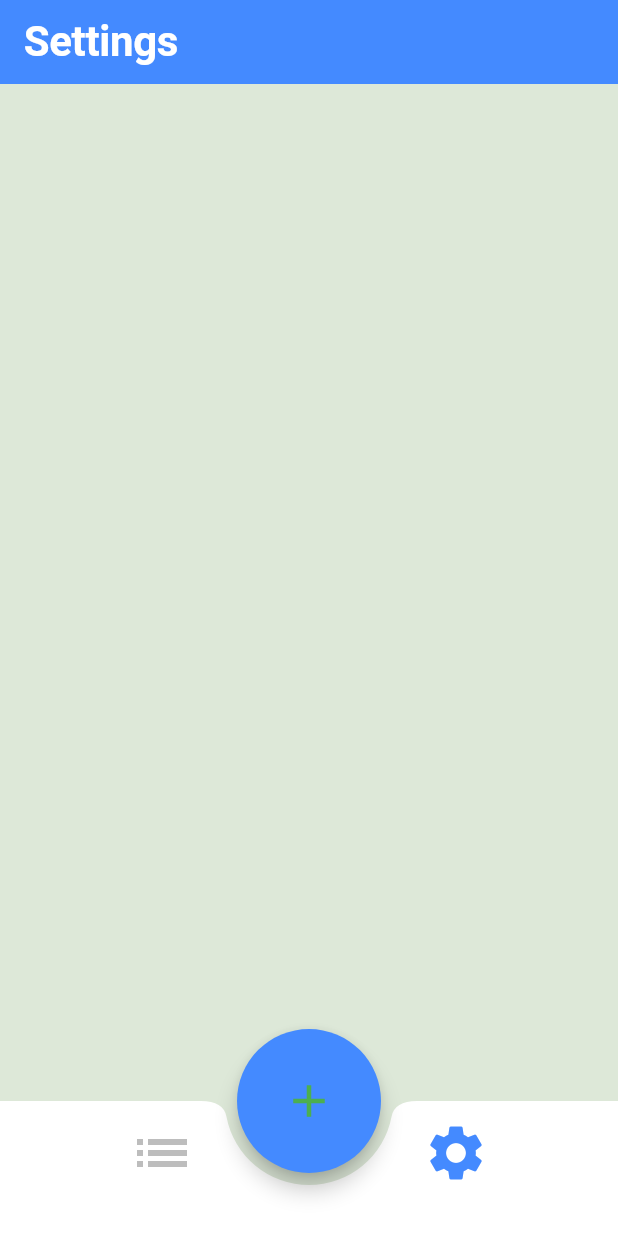
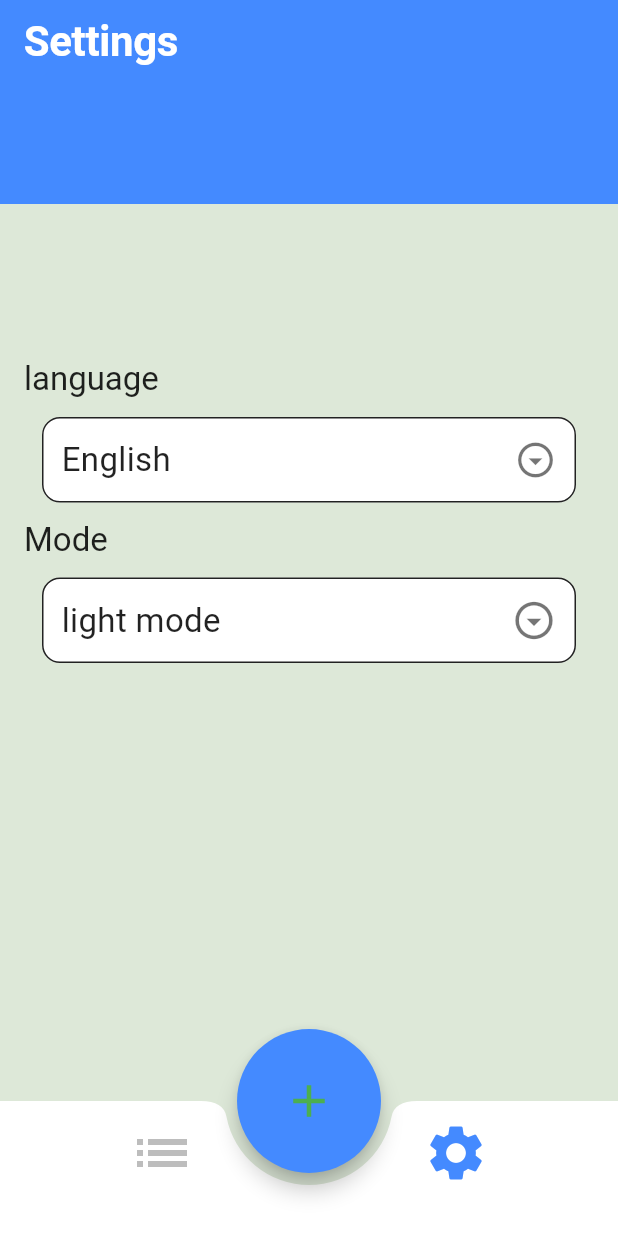
Before and after one commit to YoussefMohamed7557/Todo_list_flutter, a Flutter app: the screen it shows after launch, item 2 of the bottom bar chosen, on a phone screen of 412 x 824 dp. Run offline on Flutter 3.47's test engine with Material 3 defaults, Android fonts, the phone set to English and light mode, and no system bars; our stand-ins replace cloud_firestore, firebase_core, flutter_slidable; missing offline and left inert: flutter_timeline_calendar; accounts and stored records are empty.

Commit message:
finish the design of settings tap

```diff
--- a/lib/UI/settings.dart
+++ b/lib/UI/settings.dart
@@ -5,6 +5,56 @@ class Settings extends StatelessWidget {
 
   @override
   Widget build(BuildContext context) {
-    return Container(color: Colors.transparent,);
+    return Column(
+      children: [
+        Container(height: 80,color: Theme.of(context).primaryColor,),
+        Spacer(),
+        Padding(padding: EdgeInsets.all(16.0),
+        child:Column(
+          crossAxisAlignment: CrossAxisAlignment.stretch,
+          mainAxisAlignment: MainAxisAlignment.center,
+          children: [
+            Text("language",style: Theme.of(context).textTheme.displayMedium?.copyWith(color:Colors.black87),),
+            InkWell(
+              onTap: (){
+                //showLanguageBottomSheet();
+              },
+              child: Container(
+                child: Row(
+                  mainAxisAlignment: MainAxisAlignment.spaceBetween,
+                  children: [
+                    Text("English", style: TextStyle(fontSize: 22,fontWeight: FontWeight.w400,color:Colors.black87),),
+                    Icon(Icons.arrow_drop_down_circle_outlined,size: 28,color: Colors.black54,)
+                  ],
+                ),
+
+                margin: EdgeInsets.all(12),
+                padding: EdgeInsets.all(12),
+                decoration: BoxDecoration(color:Colors.white,borderRadius: BorderRadius.circular(12),border: Border.all(color:Colors.black87)),
+              ),
+            ),
+            Text("Mode",style: Theme.of(context).textTheme.displayMedium?.copyWith(color:Colors.black87),),
+            InkWell(
+              onTap: (){
+                //showThemeBottomSheet();
+              },
+              child: Container(
+                child: Row(
+                  mainAxisAlignment: MainAxisAlignment.spaceBetween,
+                  children: [
+                    Text("light mode", style: TextStyle(fontSize: 22,fontWeight: FontWeight.w400,color: Colors.black87),),
+                    Icon(Icons.arrow_drop_down_circle_outlined,size: 30,color: Colors.black54,)
+                  ],
+                ),
+                margin: EdgeInsets.all(12),
+                padding: EdgeInsets.all(12),
+                decoration: BoxDecoration(color:Colors.white,borderRadius: BorderRadius.circular(12),border: Border.all(color: Colors.black87)),
+              ),
+            )
+          ],
+        ), ),
+        Spacer(flex: 3,),
+      ],
+    );
   }
 }
```
